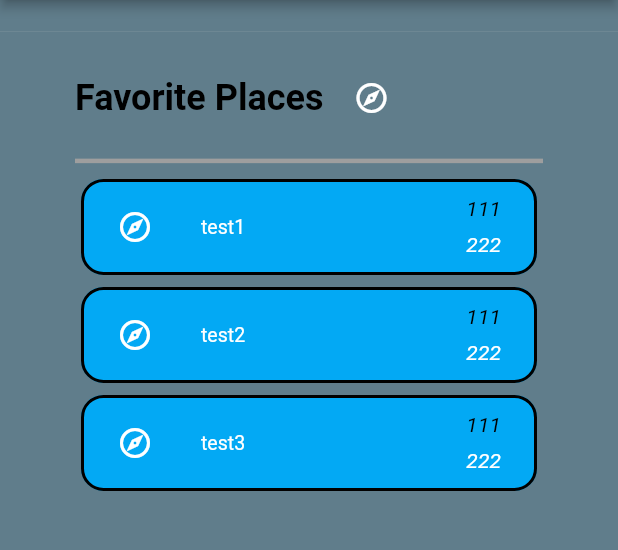
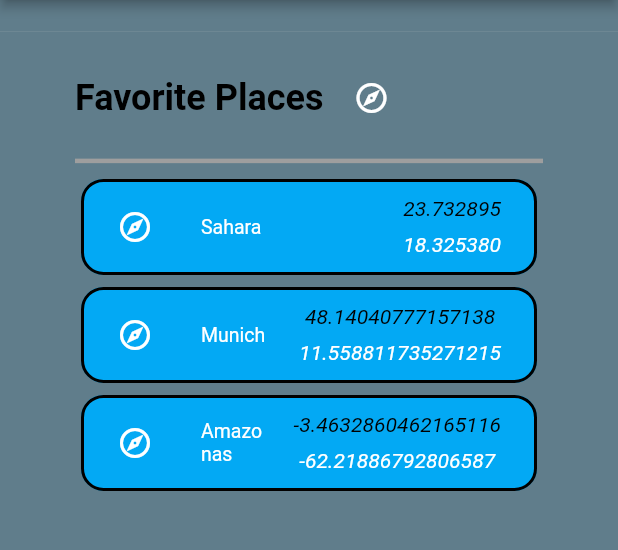
Before and after one commit to LeoGitGuy/RevolutionAIze, a Flutter app: the screen it shows after launch, scrolled down 576 dp, on a phone screen of 412 x 824 dp, the part 84-634 px from its top. Run offline on Flutter 3.47's test engine with Material 2 defaults, Android fonts, the light colour scheme and no system bars; our stand-ins replace shared_preferences, syncfusion_flutter_sliders; missing offline and left inert: dart:html; Roboto replaces fonts that are missing (Georgia, Hind); project files that could hold a hidden picture were left out.

```diff
--- a/frontend/lib/services/location_handler.dart
+++ b/frontend/lib/services/location_handler.dart
@@ -17,9 +17,9 @@ class LocationService {
     _myLocation = Location("", "", "", 1);
     //_newArticleUrl = "";
     myLocations = [
-      Location("test1", "111", "222", 2),
-      Location("test2", "111", "222", 2),
-      Location("test3", "111", "222", 2),
+      Location("Sahara", "23.732895", "18.325380", 3),
+      Location("Munich", "48.14040777157138", "11.558811735271215", 2),
+      Location("Amazonas", "-3.4632860462165116", "-62.21886792806587", 2),
     ];
   }
 
@@ -27,9 +27,9 @@ class LocationService {
   Location _myLocation = Location("", "", "", 1);
   //String _newArticleUrl = "";
   List<Location> myLocations = [
-    Location("test1", "111", "222", 2),
-    Location("test2", "111", "222", 2),
-    Location("test3", "111", "222", 2),
+    Location("Sahara", "23.732895", "18.325380", 3),
+    Location("Munich", "48.14040777157138", "11.558811735271215", 2),
+    Location("Amazonas", "-3.4632860462165116", "-62.21886792806587", 2),
   ];
   final textController = TextEditingController();
   StreamController<List<Location>> locationController =
```
Also changed, not shown: frontend/lib/screens/search.dart (+51 -3 lines), 9 other files.
